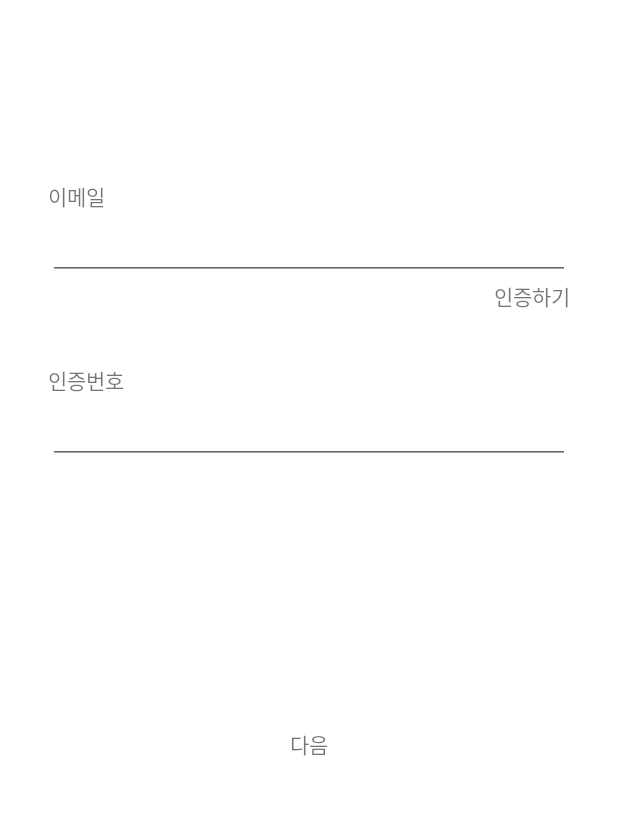
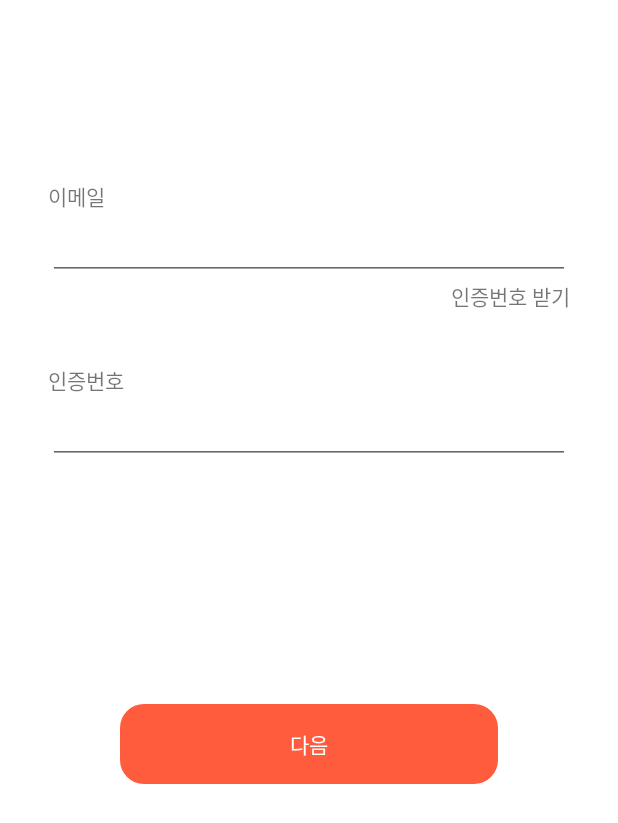
Before and after one commit to malibinYun/morse_android_stove_camp, an Android app: the EmailVerifyFragment screen opened directly, with no data from a screen before it, after a tap on "다음", on a phone screen of 412 x 824 dp. Shown: the top 823 px of the screen. Run offline under Robolectric (Android 15) with nearby library versions, the phone set to English and light mode, and no system bars; our stand-ins replace Dagger/Hilt's generated code, data binding; libraries missing offline, so code that uses them is left out: androidx.hilt.lifecycle; 6 statements that could not run were skipped.

Commit message:
[Feat] 버튼, 이메일 인증 관련 뷰 작성

```diff
--- a/app/src/main/java/com/malibin/morse/presentation/utils/ViewUtils.kt
+++ b/app/src/main/java/com/malibin/morse/presentation/utils/ViewUtils.kt
@@ -1,18 +1,26 @@
 package com.malibin.morse.presentation.utils
 
 import android.content.Context
+import android.view.View
 import android.widget.Toast
 import androidx.annotation.StringRes
+import androidx.databinding.BindingAdapter
 
 /**
  * Created By Malibin
  * on 1월 11, 2021
  */
 
-fun Context.showToast(message: String) {
+fun Context.showToast(message: String?) {
     Toast.makeText(this, message, Toast.LENGTH_SHORT).show()
 }
 
-fun Context.showToast(@StringRes stringResId: Int) {
-    Toast.makeText(this, stringResId, Toast.LENGTH_SHORT).show()
+fun Context.showToast(@StringRes stringResId: Int?) {
+    if (stringResId == null) showToast(null as? String?)
+    else Toast.makeText(this, stringResId, Toast.LENGTH_SHORT).show()
 }
+
+@BindingAdapter("isEnabled")
+fun bindingIsEnabled(view: View, isEnabled: Boolean?) {
+    view.isEnabled = isEnabled ?: false
+}
--- /dev/null
+++ b/app/src/main/res/color/selector_main_gray_16dp.xml
@@ -0,0 +1,5 @@
+<?xml version="1.0" encoding="utf-8"?>
+<selector xmlns:android="http://schemas.android.com/apk/res/android">
+    <item android:color="#FF5C3E" android:state_enabled="true" />
+    <item android:color="#AAAAAA" android:state_enabled="false" />
+</selector>
--- /dev/null
+++ b/app/src/main/res/drawable/round_rectangle_16dp.xml
@@ -0,0 +1,5 @@
+<?xml version="1.0" encoding="utf-8"?>
+<shape xmlns:android="http://schemas.android.com/apk/res/android"
+    android:shape="rectangle">
+    <corners android:radius="16dp" />
+</shape>
--- a/app/src/main/res/layout/activity_login.xml
+++ b/app/src/main/res/layout/activity_login.xml
@@ -61,6 +61,7 @@
             app:layout_constraintTop_toBottomOf="@+id/textView7" />
 
         <TextView
+            style="@style/TextButton"
             android:id="@+id/button_login"
             android:layout_width="0dp"
             android:layout_height="wrap_content"
--- a/app/src/main/res/layout/fragment_email_verify.xml
+++ b/app/src/main/res/layout/fragment_email_verify.xml
@@ -38,10 +38,10 @@
             app:layout_constraintTop_toBottomOf="@+id/textView" />
 
         <TextView
-            android:id="@+id/button_verify"
+            android:id="@+id/button_send_verify_code"
             android:layout_width="wrap_content"
             android:layout_height="wrap_content"
-            android:text="인증하기"
+            android:text="인증번호 받기"
             app:layout_constraintEnd_toEndOf="@+id/text_email"
             app:layout_constraintTop_toBottomOf="@+id/text_email" />
 
@@ -63,12 +63,14 @@
             android:ems="10"
             android:inputType="number"
             android:text="@={viewModel.verifyNumber}"
+            app:isEnabled="@{!viewModel.isVerified()}"
             app:layout_constraintEnd_toEndOf="parent"
             app:layout_constraintStart_toStartOf="parent"
             app:layout_constraintTop_toBottomOf="@+id/textView2" />
 
         <TextView
             android:id="@+id/button_next"
+            style="@style/TextButton"
             android:layout_width="0dp"
             android:layout_height="wrap_content"
             android:layout_marginStart="80dp"
@@ -79,9 +81,34 @@
             android:paddingTop="16dp"
             android:paddingBottom="16dp"
             android:text="다음"
+            app:isEnabled="@{viewModel.isVerified()}"
             app:layout_constraintEnd_toEndOf="parent"
             app:layout_constraintHorizontal_bias="0.498"
             app:layout_constraintStart_toStartOf="parent"
             app:layout_constraintTop_toBottomOf="@+id/text_verify_number" />
+
+        <TextView
+            android:id="@+id/button_verify"
+            android:layout_width="wrap_content"
+            android:layout_height="wrap_content"
+            android:onClick="@{(view) -> viewModel.verifyEmail()}"
+            android:text="인증하기"
+            android:visibility="gone"
+            app:isEnabled="@{!viewModel.isVerified()}"
+            app:layout_constraintEnd_toEndOf="@+id/text_verify_number"
+            app:layout_constraintTop_toBottomOf="@+id/text_verify_number"
+            tools:visibility="visible" />
+
+        <include
+            android:id="@+id/window_loading"
+            layout="@layout/window_loading"
+            android:layout_width="0dp"
+            android:layout_height="0dp"
+            app:isLoading="@{viewModel.isLoading()}"
+            app:layout_constraintBottom_toBottomOf="parent"
+            app:layout_constraintEnd_toEndOf="parent"
+            app:layout_constraintStart_toStartOf="parent"
+            app:layout_constraintTop_toTopOf="parent"
+            tools:visibility="gone" />
     </androidx.constraintlayout.widget.ConstraintLayout>
 </layout>
--- a/app/src/main/res/layout/fragment_signup.xml
+++ b/app/src/main/res/layout/fragment_signup.xml
@@ -88,6 +88,7 @@
             app:layout_constraintTop_toBottomOf="@+id/textView9" />
 
         <TextView
+            style="@style/TextButton"
             android:id="@+id/button_signup"
             android:layout_width="251dp"
             android:layout_height="wrap_content"
--- a/app/src/main/res/values-night/themes.xml
+++ b/app/src/main/res/values-night/themes.xml
@@ -2,15 +2,16 @@
     <!-- Base application theme. -->
     <style name="Theme.Morse" parent="Theme.MaterialComponents.Light.NoActionBar">
         <!-- Primary brand color. -->
-        <item name="colorPrimary">@color/purple_500</item>
-        <item name="colorPrimaryVariant">@color/purple_700</item>
+        <item name="colorPrimary">#FF9A76</item>
+        <item name="colorPrimaryVariant">#FF9A76</item>
         <item name="colorOnPrimary">@color/white</item>
         <!-- Secondary brand color. -->
-        <item name="colorSecondary">@color/teal_200</item>
-        <item name="colorSecondaryVariant">@color/teal_700</item>
+        <item name="colorSecondary">#FF9A76</item>
+        <item name="colorSecondaryVariant">#FF9A76</item>
         <item name="colorOnSecondary">@color/black</item>
         <!-- Status bar color. -->
-        <item name="android:statusBarColor" tools:targetApi="l">?attr/colorPrimaryVariant</item>
+        <item name="android:statusBarColor" tools:targetApi="l">#FFFFFF</item>
         <!-- Customize your theme here. -->
+        <item name="android:windowLightStatusBar">true</item>
     </style>
 </resources>
--- a/app/src/main/res/values/strings.xml
+++ b/app/src/main/res/values/strings.xml
@@ -10,4 +10,6 @@
     <string name="passwords_not_equal">비밀번호가 서로 다릅니다.</string>
     <string name="permission_rejected">권한을 거부하시면 서비스를 이용하실 수 없어요 ㅠㅠ</string>
     <string name="cannot_broadcast_no_camera">카메라가 없는 기기에서는 방송을 할 수 없습니다.</string>
+    <string name="send_email_verify_code">인증번호를 이메일로 보냈습니다.</string>
+    <string name="verify_complete">인증완료</string>
 </resources>
--- /dev/null
+++ b/app/src/main/res/values/styles.xml
@@ -0,0 +1,9 @@
+<?xml version="1.0" encoding="utf-8"?>
+<resources>
+
+    <style name="TextButton">
+        <item name="android:textColor">@color/white</item>
+        <item name="android:background">@drawable/round_rectangle_16dp</item>
+        <item name="android:backgroundTint">@color/selector_main_gray_16dp</item>
+    </style>
+</resources>
--- a/app/src/main/res/values/themes.xml
+++ b/app/src/main/res/values/themes.xml
@@ -2,15 +2,16 @@
     <!-- Base application theme. -->
     <style name="Theme.Morse" parent="Theme.MaterialComponents.Light.NoActionBar">
         <!-- Primary brand color. -->
-        <item name="colorPrimary">@color/purple_500</item>
-        <item name="colorPrimaryVariant">@color/purple_700</item>
+        <item name="colorPrimary">#FF9A76</item>
+        <item name="colorPrimaryVariant">#FF9A76</item>
         <item name="colorOnPrimary">@color/white</item>
         <!-- Secondary brand color. -->
-        <item name="colorSecondary">@color/teal_200</item>
-        <item name="colorSecondaryVariant">@color/teal_700</item>
+        <item name="colorSecondary">#FF9A76</item>
+        <item name="colorSecondaryVariant">#FF9A76</item>
         <item name="colorOnSecondary">@color/black</item>
         <!-- Status bar color. -->
-        <item name="android:statusBarColor" tools:targetApi="l">?attr/colorPrimaryVariant</item>
+        <item name="android:statusBarColor" tools:targetApi="l">#FFFFFF</item>
         <!-- Customize your theme here. -->
+        <item name="android:windowLightStatusBar">true</item>
     </style>
 </resources>
```
